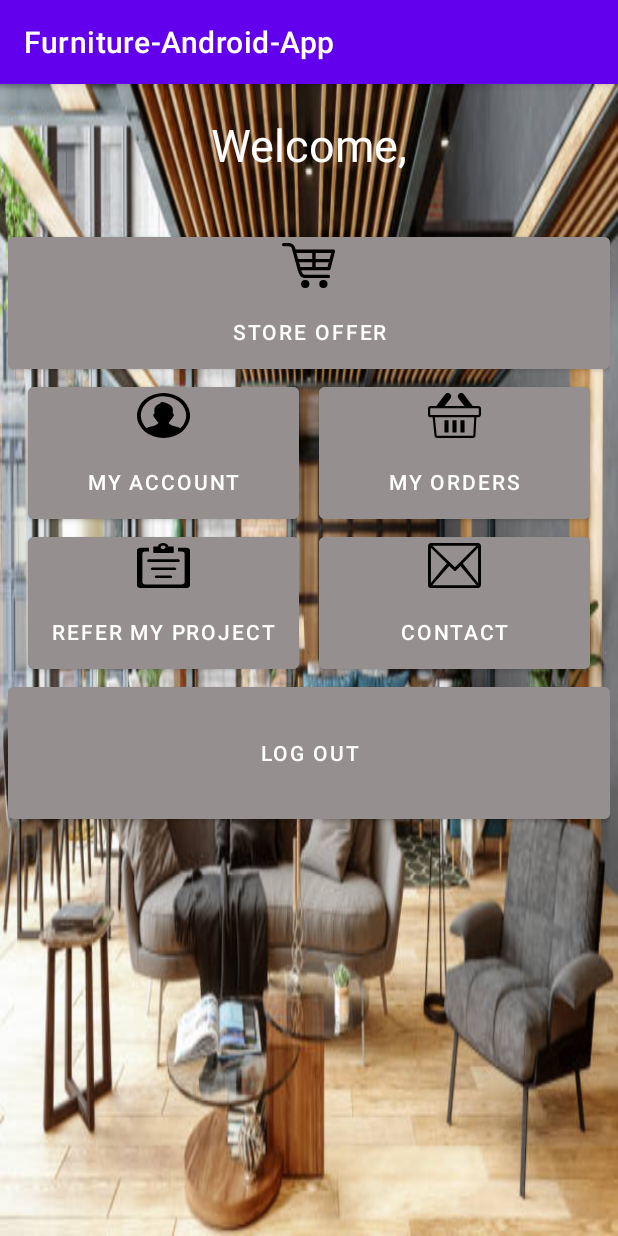
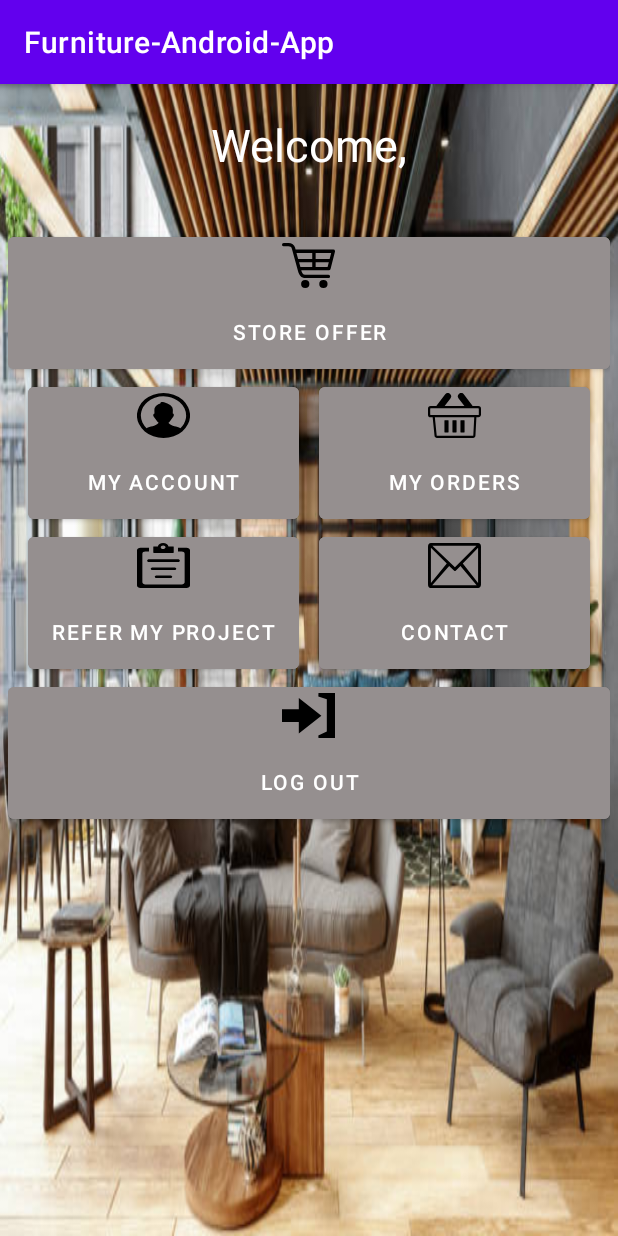
Before and after one commit to marodr99/furniture-store-android, an Android app: the WelcomePageActivity screen opened directly, with no data from a screen before it, on a phone screen of 412 x 824 dp. Run offline under Robolectric (Android 15) with nearby library versions, the phone set to English and light mode, and no system bars; libraries missing offline, so code that uses them is left out: net.openid.appauth; 5 statements that could not run were skipped.

Commit message:
Add possibility to change user credentials using keycloak user manager.

```diff
--- a/app/src/main/java/pk/furniture_android_app/WelcomePageActivity.kt
+++ b/app/src/main/java/pk/furniture_android_app/WelcomePageActivity.kt
@@ -1,11 +1,15 @@
 package pk.furniture_android_app
 
+import android.annotation.SuppressLint
 import android.app.PendingIntent
 import android.content.Intent
 import android.net.Uri
 import android.os.Bundle
+import android.util.Base64
 import android.widget.Button
+import android.widget.TextView
 import androidx.appcompat.app.AppCompatActivity
+import com.google.gson.Gson
 import net.openid.appauth.*
 import net.openid.appauth.browser.VersionedBrowserMatcher
 import pk.furniture_android_app.keycloak.AuthStateManager
@@ -29,12 +33,36 @@ class WelcomePageActivity : AppCompatActivity() {
             authService.performTokenRequest(
                 resp.createTokenExchangeRequest()
             ) { response, tokenEx ->
-                authStateManager.updateAfterTokenResponse(response, tokenEx)
+                val accessToken =
+                    authStateManager.updateAfterTokenResponse(response, tokenEx).accessToken
+                val tokenParts = accessToken?.split(".")
+                val decoded = String(Base64.decode(tokenParts?.get(1), Base64.DEFAULT))
+                val gson = Gson()
+                val userDetails = gson.fromJson(decoded, Map::class.java)
+
+                val authState = authStateManager.current
+                setWelcomeText(userDetails["given_name"] as String)
+                setUpLogoutButton(authState, authService)
+                setUpMyAccountButton(userDetails["sub"] as String)
             }
+        }
+    }
 
-            val authState = authStateManager.current
-            setUpLogoutButton(authState, authService)
+    private fun setUpMyAccountButton(clientId: String) {
+        val myAccountButton: Button = findViewById(R.id.myAccount)
+        myAccountButton.setOnClickListener {
+            val browserIntent = Intent(
+                Intent.ACTION_VIEW,
+                Uri.parse("http://192.168.0.11:8090/auth/realms/furniture-app/account?referrer=$clientId")
+            )
+            startActivity(browserIntent)
         }
+    }
+
+    @SuppressLint("SetTextI18n")
+    private fun setWelcomeText(givenName: String?) {
+        val welcomeText: TextView = findViewById(R.id.welcomeText)
+        welcomeText.text = "Welcome, $givenName"
     }
 
     private fun setUpLogoutButton(
--- /dev/null
+++ b/app/src/main/res/drawable/icon_logout.xml
@@ -0,0 +1,7 @@
+<?xml version="1.0" encoding="utf-8"?>
+<layer-list xmlns:android="http://schemas.android.com/apk/res/android">
+    <item
+        android:width="35dp"
+        android:height="30dp"
+        android:drawable="@drawable/logout" />
+</layer-list>
--- /dev/null
+++ b/app/src/main/res/drawable/logout.xml
@@ -0,0 +1,10 @@
+<vector xmlns:android="http://schemas.android.com/apk/res/android"
+    android:width="110.395dp"
+    android:height="122.88dp"
+    android:viewportWidth="110.395"
+    android:viewportHeight="122.88">
+    <path
+        android:fillColor="#000000"
+        android:fillType="evenOdd"
+        android:pathData="M0 79.239v-34.54h35.025V13.631l47.004 48.305L35.025 110.31v-31.07H0L0 79.239zM93.359 17.16L75.68 9.377L75.99 0h34.404v61.439v61.44H75.99l-0.311 -6.835l17.68 -10.946V17.16L93.359 17.16z" />
+</vector>
--- a/app/src/main/res/layout/welcome_page.xml
+++ b/app/src/main/res/layout/welcome_page.xml
@@ -7,7 +7,7 @@
     android:orientation="vertical">
 
     <TextView
-        android:id="@+id/textView"
+        android:id="@+id/welcomeText"
         android:layout_width="match_parent"
         android:layout_height="wrap_content"
         android:layout_marginTop="20dp"
@@ -91,7 +91,8 @@
             android:layout_width="match_parent"
             android:layout_height="0dp"
             android:backgroundTint="@color/light_gray"
-            android:text="Log out"
+            android:drawableTop="@drawable/icon_logout"
+            android:text="@string/log_out"
             app:layout_constraintHeight_percent="0.15"
             app:layout_constraintLeft_toLeftOf="parent"
             app:layout_constraintRight_toRightOf="parent"
--- a/app/src/main/res/values/strings.xml
+++ b/app/src/main/res/values/strings.xml
@@ -19,4 +19,5 @@
     <string name="my_account">My account</string>
     <string name="store_offer">Store offer</string>
     <string name="welcome">Welcome,</string>
+    <string name="log_out">Log out</string>
 </resources>
```
